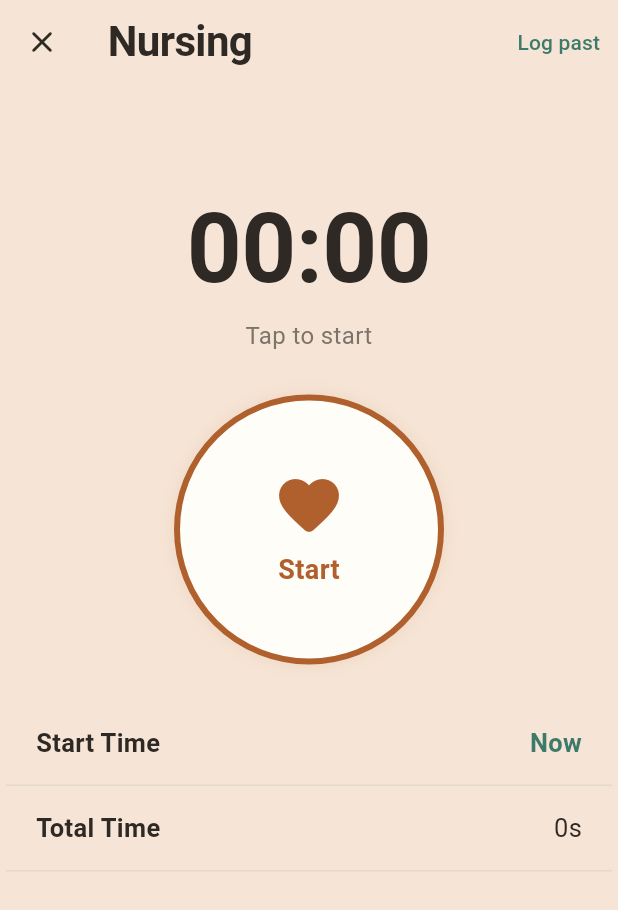
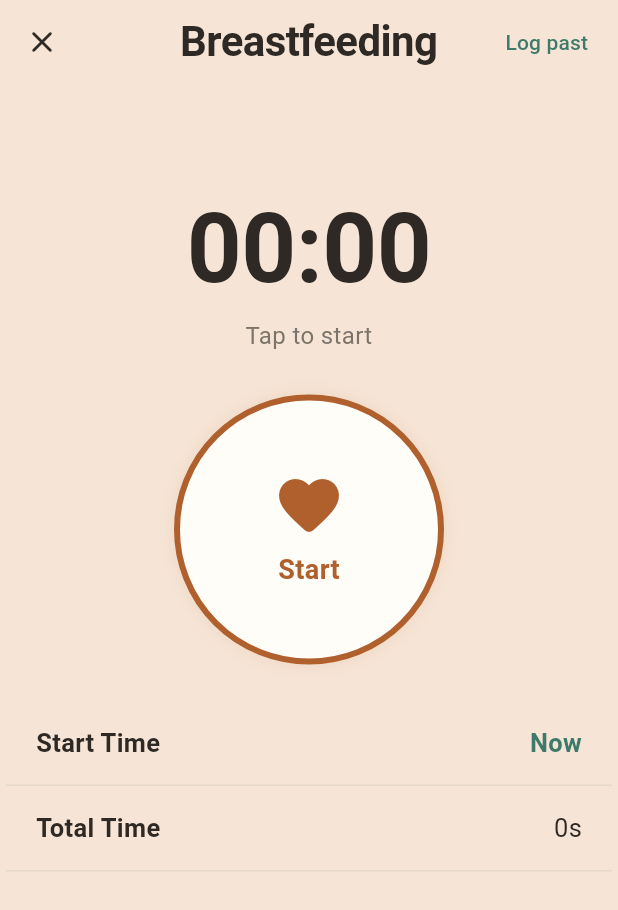
Before and after one commit to jfchenier/nestling, a Flutter app: the TimerScreen screen opened directly with empty values, on a phone screen of 412 x 824 dp. Shown: the top 910 px of the screen. Run offline on Flutter 3.47's test engine with Material 3 defaults, Android fonts, the phone set to English and light mode, and no system bars; our stand-ins replace file_picker, fl_chart, shared_preferences, web; missing offline and left inert: dart:js_interop; accounts and stored records are empty.

Commit message:
Timer: centered title (X left, Save right), 'Ended earlier' next to Delete; Nursing -> Breastfeeding
Co-Authored-By: Claude Opus 5.5 <noreply@anthropic.com>
Claude-Session: https://claude.ai/code/session_015SDtQuzqXLL9dFuPjs1c67

```diff
--- a/app/lib/format.dart
+++ b/app/lib/format.dart
@@ -105,10 +105,10 @@ String cap(String? s) => s == null ? '' : _cap(s);
         case 'solids':
           return ('Solids', (e['foods'] as String?) ?? '');
         case 'combo':
-          return ('Nursing + bottle', [sides(), if (amount != null) u.volume(amount)].where((s) => s.isNotEmpty).join(' · '));
+          return ('Breastfeeding + bottle', [sides(), if (amount != null) u.volume(amount)].where((s) => s.isNotEmpty).join(' · '));
         default:
           final end = e.endSide;
-          return ('Nursing', [sides(), if (end != null) 'ended ${end == 'left' ? 'L' : 'R'}'].where((s) => s.isNotEmpty).join(' · '));
+          return ('Breastfeeding', [sides(), if (end != null) 'ended ${end == 'left' ? 'L' : 'R'}'].where((s) => s.isNotEmpty).join(' · '));
       }
     case 'sleep':
       return ('Sleep', [duration(e.durationSeconds), if (e['location'] != null) cap(e['location'])].where((s) => s.isNotEmpty).join(' · '));
--- a/app/lib/screens/home.dart
+++ b/app/lib/screens/home.dart
@@ -67,7 +67,7 @@ class HomeScreen extends StatelessWidget {
     final feed = last('feed'), nursing = timer('breastfeed');
     final feedCard = () {
       if (nursing != null) {
-        return _CardData.live(nursing, nursing.running ? 'nursing · ${nursing.side == 'right' ? 'right' : 'left'}' : 'paused');
+        return _CardData.live(nursing, nursing.running ? 'breastfeeding · ${nursing.side == 'right' ? 'right' : 'left'}' : 'paused');
       }
       if (feed == null) return const _CardData();
       final end = feed.endSide;
@@ -76,7 +76,7 @@ class HomeScreen extends StatelessWidget {
         'solids' => _CardData(top: since(feed.start), value: 'Solids', caption: (feed['foods'] as String?) ?? ''),
         _ => _CardData(
           top: since(feed.start),
-          value: end == null ? 'Nursing' : (end == 'left' ? 'Right' : 'Left'),
+          value: end == null ? 'Breastfeeding' : (end == 'left' ? 'Right' : 'Left'),
           caption: end == null ? '' : 'next side',
         ),
       };
@@ -356,7 +356,7 @@ class _TimerBanner extends StatelessWidget {
     final label = switch (timer.kind) {
       'sleep' => 'Sleeping',
       'pump' => 'Pumping',
-      _ => 'Nursing',
+      _ => 'Breastfeeding',
     };
     return Padding(
       padding: const EdgeInsets.only(bottom: 12),
@@ -604,7 +604,7 @@ class _TodayStrip extends StatelessWidget {
 /// Feed card: pick the kind of feed.
 void showFeedPicker(BuildContext context) {
   final options = <(Kind, String, VoidCallback)>[
-    (Kind.breast, 'Nursing', () => TimerScreen.open(context, 'breastfeed')),
+    (Kind.breast, 'Breastfeeding', () => TimerScreen.open(context, 'breastfeed')),
     (Kind.bottle, 'Bottle', () => showEventForm(context, type: 'feed', method: 'bottle')),
     (Kind.solids, 'Solids', () => showEventForm(context, type: 'feed', method: 'solids')),
     (Kind.combo, 'Combo', () => showEventForm(context, type: 'feed', method: 'combo')),
--- a/app/lib/screens/timer_screen.dart
+++ b/app/lib/screens/timer_screen.dart
@@ -38,7 +38,7 @@ class _TimerScreenState extends State<TimerScreen> {
   String get title => switch (widget.kind) {
     'sleep' => 'Sleep',
     'pump' => 'Pump',
-    _ => 'Nursing',
+    _ => 'Breastfeeding',
   };
 
   TimerModel? _timer(AppState s) => s.timers.where((t) => t.kind == widget.kind).firstOrNull;
@@ -70,7 +70,7 @@ class _TimerScreenState extends State<TimerScreen> {
     await _call((s) => s.act((api) => api.patch('/timers/${t.id}', {'start': formatTime(picked)})));
   }
 
-  /// Pencil under a side (nursing) or on Total Time (sleep, pump): correct the time.
+  /// Pencil under a side (breastfeeding) or on Total Time (sleep, pump): correct the time.
   Future<void> _editTime(TimerModel t, [String? side]) async {
     final secs = switch (side) {
       'left' => t.left,
@@ -235,8 +235,9 @@ class _TimerScreenState extends State<TimerScreen> {
         // Closing never stops the timer: it keeps running (for every caregiver) until saved or deleted.
         leading: IconButton(icon: const Icon(Icons.close_rounded), tooltip: 'Close', onPressed: () => Navigator.pop(context)),
         title: Text(title),
+        centerTitle: true,
         actions: [
-          if (t == null) TextButton(onPressed: _manual, child: const Text('Log past')),
+          if (t == null) ...[TextButton(onPressed: _manual, child: const Text('Log past')), const SizedBox(width: 8)],
           if (t != null) ...[
             FilledButton(
               style: FilledButton.styleFrom(
@@ -248,13 +249,7 @@ class _TimerScreenState extends State<TimerScreen> {
               onPressed: _busy ? null : () => _stop(t),
               child: const Text('Save'),
             ),
-            PopupMenuButton<String>(
-              tooltip: 'More',
-              onSelected: (_) => _stopEarlier(t),
-              itemBuilder: (_) => [
-                PopupMenuItem(value: 'earlier', child: Text(widget.kind == 'sleep' ? 'Woke up earlier…' : 'Ended earlier…')),
-              ],
-            ),
+            const SizedBox(width: 12),
           ],
         ],
       ),
@@ -338,6 +333,13 @@ class _TimerScreenState extends State<TimerScreen> {
                   const SizedBox(height: 8),
                   Center(
                     child: TextButton(
+                      style: TextButton.styleFrom(textStyle: const TextStyle(fontSize: 16, fontWeight: FontWeight.w600)),
+                      onPressed: _busy ? null : () => _stopEarlier(t),
+                      child: Text(widget.kind == 'sleep' ? 'Woke up earlier…' : 'Ended earlier…'),
+                    ),
+                  ),
+                  Center(
+                    child: TextButton(
                       style: TextButton.styleFrom(foregroundColor: c.danger, textStyle: const TextStyle(fontSize: 17, fontWeight: FontWeight.w600)),
                       onPressed: _busy ? null : () => _delete(t),
                       child: const Text('Delete'),
@@ -398,7 +400,7 @@ class _TimerScreenState extends State<TimerScreen> {
               mainAxisSize: MainAxisSize.min,
               children: [
                 Text(duration(t?.elapsed ?? 0, showSeconds: true), style: TextStyle(fontSize: 17, color: c.ink)),
-                // Nursing time is the sum of the sides, edited with their pencils.
+                // Breastfeeding time is the sum of the sides, edited with their pencils.
                 if (t != null && widget.kind != 'breastfeed') ...[
                   const SizedBox(width: 8),
                   Icon(Icons.edit_rounded, size: 20, color: kind.on(c), semanticLabel: 'Edit total time'),
--- a/app/lib/screens/trends.dart
+++ b/app/lib/screens/trends.dart
@@ -91,7 +91,7 @@ class _TrendsScreenState extends State<TrendsScreen> {
                         '${u.volume(toDouble(avg['bottle_ml_per_day']) ?? 0)} / day',
                       ),
                     if (avg['avg_breastfeed_seconds'] != null)
-                      (Kind.breast, 'Nursing', duration(toInt(avg['avg_breastfeed_seconds'])), 'per feed'),
+                      (Kind.breast, 'Breastfeeding', duration(toInt(avg['avg_breastfeed_seconds'])), 'per feed'),
                     if ((toDouble(avg['pumped_ml_per_day']) ?? 0) > 0)
                       (Kind.pump, 'Pumped', u.volume(toDouble(avg['pumped_ml_per_day'])), 'per day'),
                   ],
@@ -108,7 +108,7 @@ class _TrendsScreenState extends State<TrendsScreen> {
                 _Chart(
                   days: days,
                   kind: Kind.breast,
-                  legend: const ['Nursing', 'Bottle', 'Solids'],
+                  legend: const ['Breastfeeding', 'Bottle', 'Solids'],
                   stacks: (d) => [
                     (toDouble(d['feed']['breast_count']) ?? 0),
                     (toDouble(d['feed']['bottle_count']) ?? 0),
--- a/app/lib/theme.dart
+++ b/app/lib/theme.dart
@@ -109,7 +109,7 @@ class Kind {
   /// Icon color on [fill].
   Color iconOn(AppColors c) => c.isDark ? color : deepTone;
 
-  static const breast = Kind('Nursing', Icons.favorite_rounded, Color(0xFFF5C4A1), Color(0xFFB0602D)); // apricot
+  static const breast = Kind('Breastfeeding', Icons.favorite_rounded, Color(0xFFF5C4A1), Color(0xFFB0602D)); // apricot
   static const bottle = Kind('Bottle', Icons.local_drink_rounded, Color(0xFFF2DCA4), Color(0xFF94701C)); // honey
   static const solids = Kind('Solids', Icons.restaurant_rounded, Color(0xFFEFAE80), Color(0xFFA9532A)); // carrot
   static const combo = Kind('Combo', Icons.join_inner_rounded, Color(0xFFF5C4A1), Color(0xFFB0602D));
```
Also changed, not shown: 2 other files.
